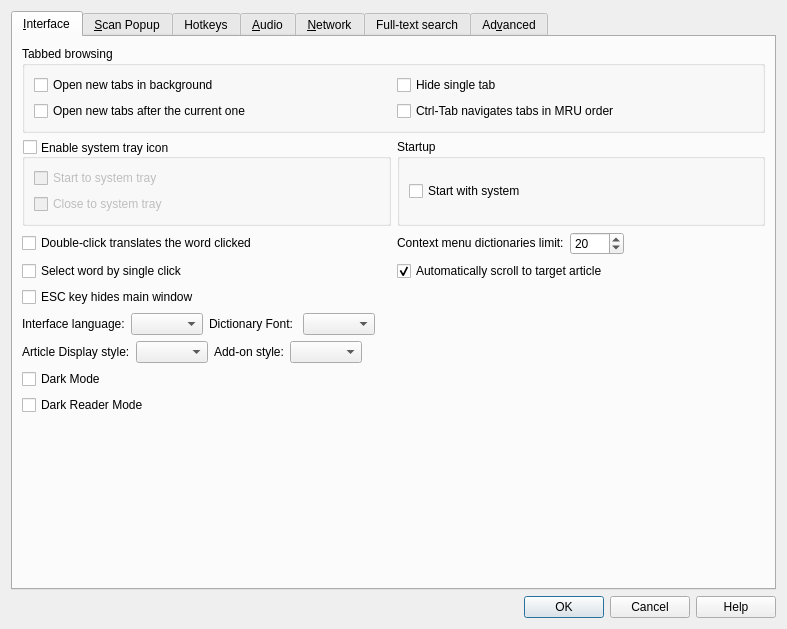
Old version of the form src/ui/preferences.ui in the repository xiaoyifang/goldendict-ng.
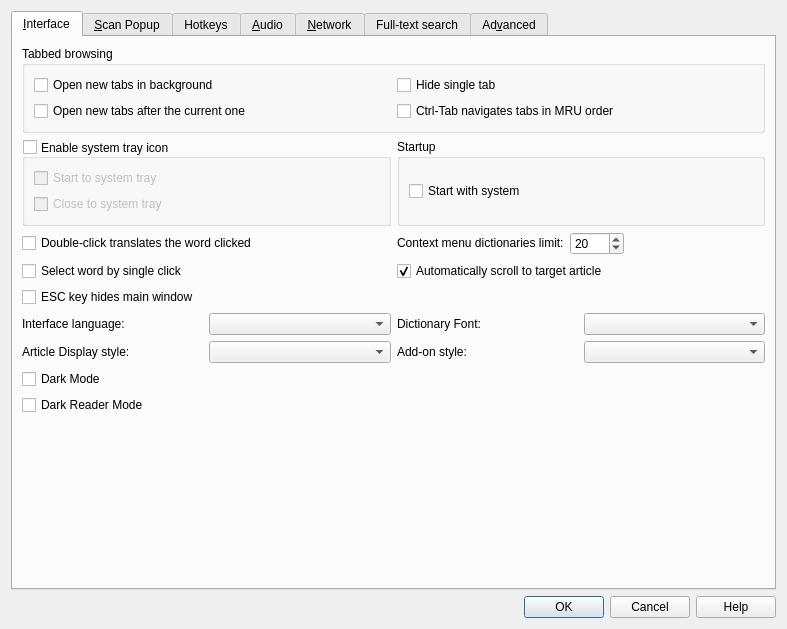
New version of the form. Icons and pictures are not drawn. Custom widgets are drawn as their Qt base class.

Commit message:
fix: interface language display in elide mode
fix #534

The edit to the form file:
```diff
--- a/src/ui/preferences.ui
+++ b/src/ui/preferences.ui
@@ -56,25 +56,29 @@
        <item row="5" column="0" colspan="2">
         <layout class="QVBoxLayout" name="verticalLayout_16">
          <item>
-          <layout class="QHBoxLayout" name="horizontalLayout_6">
-           <item>
+          <layout class="QGridLayout" name="gridLayout_6">
+           <item row="0" column="0">
             <widget class="QLabel" name="label_6">
              <property name="text">
               <string>Interface language:</string>
              </property>
             </widget>
            </item>
-           <item>
-            <widget class="QComboBox" name="interfaceLanguage"/>
-           </item>
-           <item>
+           <item row="0" column="3">
             <widget class="QLabel" name="label_21">
              <property name="text">
               <string>Dictionary Font: </string>
              </property>
             </widget>
            </item>
-           <item>
+           <item row="0" column="1">
+            <widget class="QComboBox" name="interfaceLanguage">
+             <property name="sizeAdjustPolicy">
+              <enum>QComboBox::AdjustToContents</enum>
+             </property>
+            </widget>
+           </item>
+           <item row="0" column="4">
             <widget class="QComboBox" name="fontFamilies">
              <property name="sizePolicy">
               <sizepolicy hsizetype="Preferred" vsizetype="Fixed">
@@ -87,19 +91,6 @@
              </property>
             </widget>
            </item>
-           <item>
-            <spacer name="horizontalSpacer_7">
-             <property name="orientation">
-              <enum>Qt::Horizontal</enum>
-             </property>
-             <property name="sizeHint" stdset="0">
-              <size>
-               <width>40</width>
-               <height>20</height>
-              </size>
-             </property>
-            </spacer>
-           </item>
           </layout>
          </item>
          <item>
@@ -124,19 +115,6 @@
            <item>
             <widget class="StylesComboBox" name="addonStyles"/>
            </item>
-           <item>
-            <spacer name="horizontalSpacer_6">
-             <property name="orientation">
-              <enum>Qt::Horizontal</enum>
-             </property>
-             <property name="sizeHint" stdset="0">
-              <size>
-               <width>40</width>
-               <height>20</height>
-              </size>
-             </property>
-            </spacer>
-           </item>
           </layout>
          </item>
          <item>
```
Left out of the diff: 261 changed lines with no effect on the pictures.
